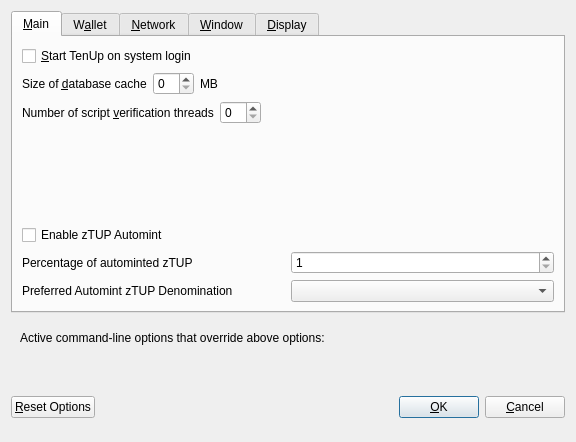
This is src/qt/forms/optionsdialog.ui in wealth-coin/TenUp as Qt 5 draws it before an edit. The edited form follows.
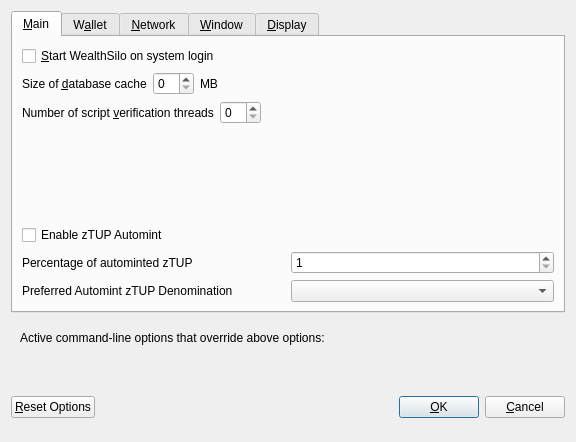
This is the edited form. Custom widgets are drawn as their Qt base class.

```diff
--- a/src/qt/forms/optionsdialog.ui
+++ b/src/qt/forms/optionsdialog.ui
@@ -33,7 +33,7 @@
           <string>Automatically start TenUp after logging in to the system.</string>
          </property>
          <property name="text">
-          <string>&amp;Start TenUp on system login</string>
+          <string>&amp;Start WealthSilo on system login</string>
          </property>
         </widget>
        </item>
```
Left out of the diff: 8 changed lines with no effect on the pictures.
